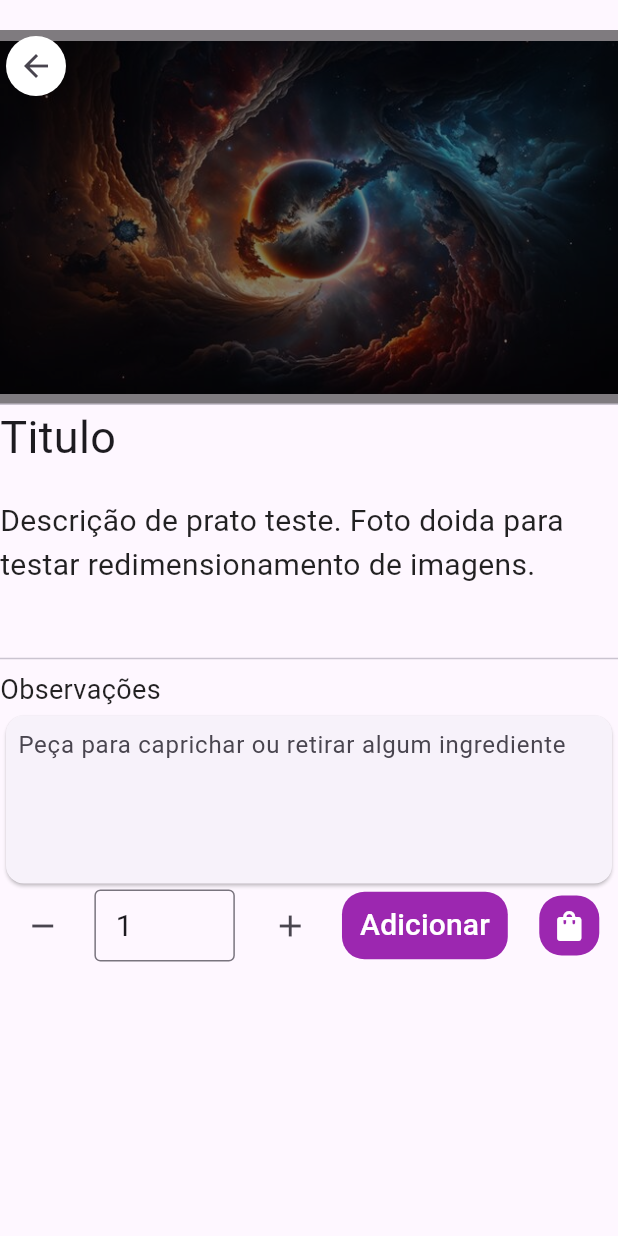
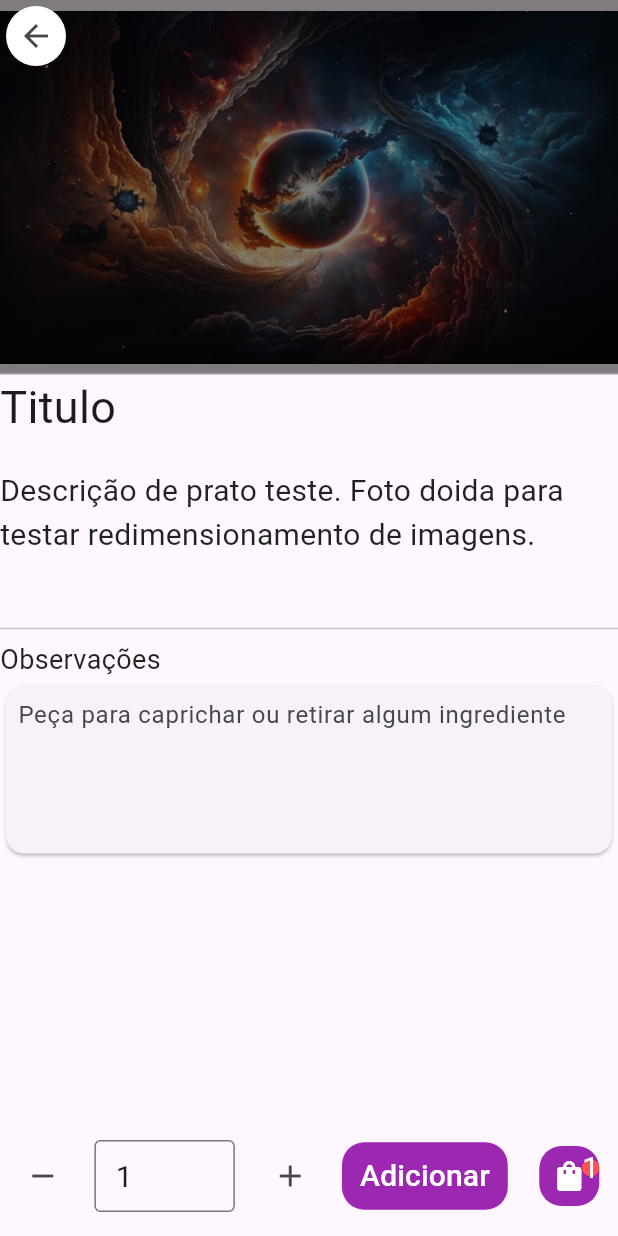
Before and after one commit to PedroGuerraMP/app-entregas, a Flutter app: the screen it shows after launch, after a tap on "TIT 1", on a phone screen of 412 x 824 dp. Run offline on Flutter 3.47's test engine with Material 3 defaults, Android fonts, the light colour scheme and no system bars.

Commit message:
[~] split item_details widget

```diff
--- /dev/null
+++ b/app_entregas/lib/item_detail/detail_button_row.dart
@@ -0,0 +1,133 @@
+import 'package:flutter/material.dart';
+
+class DetailButtonRow extends StatefulWidget {
+  @override
+  State<StatefulWidget> createState() => _DetailButtonRowState();
+  int numberItems = 0;
+}
+
+class _DetailButtonRowState extends State<DetailButtonRow> {
+  final TextEditingController _controllerSelectedItems = TextEditingController(text: "1");
+  final TextEditingController _controllerBag = TextEditingController(text: "1");
+
+  @override
+  void dispose() {
+    _controllerSelectedItems.dispose();
+    _controllerBag.dispose();
+    super.dispose();
+  }
+
+  void increment(bool positive) {
+    int newValue = int.parse(_controllerSelectedItems.value.text);
+
+    if (int.tryParse(_controllerSelectedItems.value.text)! > 0) {
+      positive ? newValue++ : newValue--;
+      _controllerSelectedItems.value = TextEditingValue(text: newValue.toString());
+    }
+    else{
+      _controllerSelectedItems.value = const TextEditingValue(text: "1");
+    }
+    setState(() {});
+  }
+
+  void add(){
+    int bagValue = int.parse(_controllerBag.value.text);
+    int addedValues = int.parse(_controllerSelectedItems.value.text);
+
+    if (int.tryParse(_controllerSelectedItems.value.text)! > 0) {
+      _controllerBag.value = TextEditingValue(text: (bagValue + addedValues).toString());
+    }
+    else {
+      _controllerSelectedItems.value = const TextEditingValue(text: "1");
+    }
+
+    setState(() {});
+  }
+
+  @override
+  Widget build(BuildContext context) {
+    return SizedBox(
+      height: 80,
+      child: Row(
+        mainAxisAlignment: MainAxisAlignment.spaceAround,
+        children: [
+          Flexible(
+            flex: 8,
+            child: IconButton(
+              icon: const Icon(Icons.remove),
+              onPressed: () {
+                increment(false);
+              },
+            )
+          ),
+          Flexible(
+            flex: 20,
+            child: TextField(
+              controller: _controllerSelectedItems,
+              keyboardType: TextInputType.number,
+              decoration: const InputDecoration(
+                  border: OutlineInputBorder(),
+                  contentPadding: EdgeInsets.symmetric(horizontal: 10)),
+              style: const TextStyle(fontSize: 20),
+            ),
+          ),
+          Flexible(
+            flex: 8,
+            child: IconButton(
+              icon: const Icon(Icons.add),
+              onPressed: () {
+                increment(true);
+              },
+            )
+          ),
+          Flexible(
+            flex: 40,
+            child: TextButton(
+              style: TextButton.styleFrom(
+                alignment: Alignment.center,
+                backgroundColor: Colors.purple,
+                shape: RoundedRectangleBorder(
+                  borderRadius: BorderRadius.circular(15.0),
+                ),
+              ),
+              child: const Text(
+                  style: TextStyle(fontSize: 20, color: Colors.white),
+                  "Adicionar"),
+              onPressed: () {add();},
+            )
+          ),
+          Flexible(
+            flex: 12,
+            child: Stack(
+              alignment: Alignment.topRight,
+              children: [
+                IconButton(
+                  style: ButtonStyle(
+                      backgroundColor:
+                          const MaterialStatePropertyAll(Colors.purple),
+                      shape: MaterialStatePropertyAll(RoundedRectangleBorder(
+                        borderRadius: BorderRadius.circular(15.0),
+                      ))),
+                  icon: const Icon(
+                    Icons.shopping_bag_rounded,
+                    color: Colors.white,
+                  ),
+                  onPressed: () => {},
+                ),
+                Card(
+                  color: Colors.redAccent,
+                  shape: const CircleBorder(),
+                  elevation: 0,
+                  child: Text(
+                    _controllerBag.text,
+                    style: const TextStyle(fontSize: 20, color: Colors.white),
+                  ),
+                ),
+              ],
+            )
+          )
+        ],
+      ),
+    );
+  }
+}
--- a/app_entregas/lib/item_detail/item_detail.dart
+++ b/app_entregas/lib/item_detail/item_detail.dart
@@ -1,12 +1,13 @@
-import 'dart:ffi';
-
+import 'package:app_entregas/item_detail/item_detail_info.dart';
 import 'package:flutter/material.dart';
-import 'package:flutter/widgets.dart';
+import 'package:app_entregas/item_detail/detail_button_row.dart';
 
 class ItemDetail extends StatefulWidget {
-  const ItemDetail(this.scaffoldMenuOnClick, {super.key});
+  ItemDetail(this.scaffoldMenuOnClick, {super.key});
 
   final void Function() scaffoldMenuOnClick;
+
+  int numberItems = 0;
 
   @override
   State<StatefulWidget> createState() => _ItemDetailState();
@@ -14,31 +15,10 @@ class ItemDetail extends StatefulWidget {
 
 class _ItemDetailState extends State<ItemDetail>{
 
-  final TextEditingController _controller = TextEditingController(text: "1");
-
-  @override
-  void dispose() {
-    _controller.dispose();
-    super.dispose();
-  }
-
-  void increment(bool positive){
-    int newValue = int.parse(_controller.value.text);
-
-    if(_controller.value.text == ""){
-      _controller.value = const TextEditingValue(text: "1");
-    }
-
-    positive? newValue++ : newValue--;
-
-    _controller.value = TextEditingValue(text: newValue.toString());
-
-    setState(() {});
-  }
-
   @override
   Widget build(BuildContext context) {
     return Scaffold(
+      bottomNavigationBar: DetailButtonRow(),
       resizeToAvoidBottomInset: true,
       body: SingleChildScrollView(
         child: ConstrainedBox(
@@ -51,51 +31,7 @@ class _ItemDetailState extends State<ItemDetail>{
               children: <Widget>[
                 Column(
                   children: [
-                    const SizedBox(height: 20,),
-                    Row(
-                      children: [
-                        SizedBox(
-                          height: 250,
-                          child:
-                          Stack(
-                            children: [
-                              SizedBox(
-                                height: 250,
-                                width: MediaQuery.of(context).size.width,
-                                child: Image.asset( 'assets/img/prato-teste.jpg', )
-                              ),
-                              SizedBox(
-                                width: MediaQuery.of(context).size.width,
-                                height: 250,
-                                child: ColoredBox(color: Colors.black.withOpacity(0.5))
-                              ),
-                            IconButton(
-                                icon:const Icon(Icons.arrow_back),
-                                style:const ButtonStyle(backgroundColor: MaterialStatePropertyAll(Colors.white)),
-                                onPressed: (){ widget.scaffoldMenuOnClick(); },
-                              )
-                            ],
-                          )
-                        ,)
-                      ],
-                    ),
-                    const Divider(
-                      height: 0,
-                    ),
-                    const Align(
-                      alignment: Alignment.topLeft,
-                      child: Text("Titulo",
-                        style: TextStyle(fontSize: 30),
-                      ),
-                    ),
-                    const SizedBox(height: 20,),
-                    const Align(
-                      alignment: Alignment.topLeft,
-                      child: Text("Descrição de prato teste. Foto doida para testar redimensionamento de imagens.",
-                        style: TextStyle(fontSize: 20, color: Colors.black87),
-                      ),
-                    ),
-                    const SizedBox(height: 40,),
+                    DetailItemInfo(widget.scaffoldMenuOnClick),
                     const Divider(),
                     const Align(
                       alignment: Alignment.topLeft,
@@ -112,67 +48,6 @@ class _ItemDetailState extends State<ItemDetail>{
                         ),
                       )
                     ),
-                    Row(
-                      mainAxisAlignment: MainAxisAlignment.spaceAround,
-                      children: [
-                        Flexible(
-                          flex: 8,
-                          child: IconButton(
-                            icon: const Icon(Icons.remove),
-                            onPressed: () { increment(false); },
-                          )
-                        ),
-                        Flexible(
-                          flex: 20,
-                          child: TextField(
-                            controller: _controller,
-                            keyboardType: TextInputType.number,
-                            decoration: const InputDecoration(
-                              border: OutlineInputBorder(),
-                              contentPadding: EdgeInsets.symmetric( horizontal: 10)
-                            ),
-                            style: const TextStyle(
-                              fontSize: 20
-                            ),
-                          ),
-                        ),
-                        Flexible(
-                          flex: 8,
-                          child: IconButton(
-                            icon: const Icon(Icons.add),
-                            onPressed: () { increment(true); },
-                          )
-                        ),
-                        Flexible(
-                          flex: 40,
-                          child: TextButton(
-                            style: TextButton.styleFrom(
-                              alignment:  Alignment.center,
-                              backgroundColor:  Colors.purple,
-                              shape:  RoundedRectangleBorder(
-                                borderRadius: BorderRadius.circular(15.0),
-                              ),
-                            ),
-                            child: const Text(
-                              style: TextStyle(fontSize: 20, color: Colors.white),
-                              "Adicionar"
-                              ),
-                            onPressed: () {},
-                          )
-                        ),
-                        Flexible(
-                          flex: 12,
-                          child: IconButton(
-                            style:  ButtonStyle(
-                              backgroundColor: const MaterialStatePropertyAll(Colors.purple),
-                              shape: MaterialStatePropertyAll(RoundedRectangleBorder(borderRadius: BorderRadius.circular(15.0),))
-                            ),
-                            icon: const Icon(Icons.shopping_bag_rounded, color: Colors.white,),
-                            onPressed: () => {},
-                          )
-                        )
-                      ],
-                    )
                   ],
                 ),
               ],
--- /dev/null
+++ b/app_entregas/lib/item_detail/item_detail_info.dart
@@ -0,0 +1,67 @@
+import 'package:flutter/material.dart';
+
+class DetailItemInfo extends StatelessWidget {
+  const DetailItemInfo(this.scaffoldMenuOnClick, {super.key});
+
+  final void Function() scaffoldMenuOnClick;
+
+  @override
+  Widget build(BuildContext context) {
+    return Column(
+      children: [
+        Row(
+          children: [
+            const SizedBox(height: 20,),
+            SizedBox(
+              height: 250,
+              child: Stack(
+                children: [
+                  SizedBox(
+                      height: 250,
+                      width: MediaQuery.of(context).size.width,
+                      child: Image.asset(
+                        'assets/img/prato-teste.jpg',
+                      )),
+                  SizedBox(
+                      width: MediaQuery.of(context).size.width,
+                      height: 250,
+                      child: ColoredBox(color: Colors.black.withOpacity(0.5))),
+                  IconButton(
+                    icon: const Icon(Icons.arrow_back),
+                    style: const ButtonStyle(
+                        backgroundColor:
+                            MaterialStatePropertyAll(Colors.white)),
+                    onPressed: () { scaffoldMenuOnClick(); },
+                  )
+                ],
+              ),
+            )
+          ],
+        ),
+        const Divider(
+          height: 0,
+        ),
+        const Align(
+          alignment: Alignment.topLeft,
+          child: Text(
+            "Titulo",
+            style: TextStyle(fontSize: 30),
+          ),
+        ),
+        const SizedBox(
+          height: 20,
+        ),
+        const Align(
+          alignment: Alignment.topLeft,
+          child: Text(
+            "Descrição de prato teste. Foto doida para testar redimensionamento de imagens.",
+            style: TextStyle(fontSize: 20, color: Colors.black87),
+          ),
+        ),
+        const SizedBox(
+          height: 40,
+        ),
+      ],
+    );
+  }
+}
```
